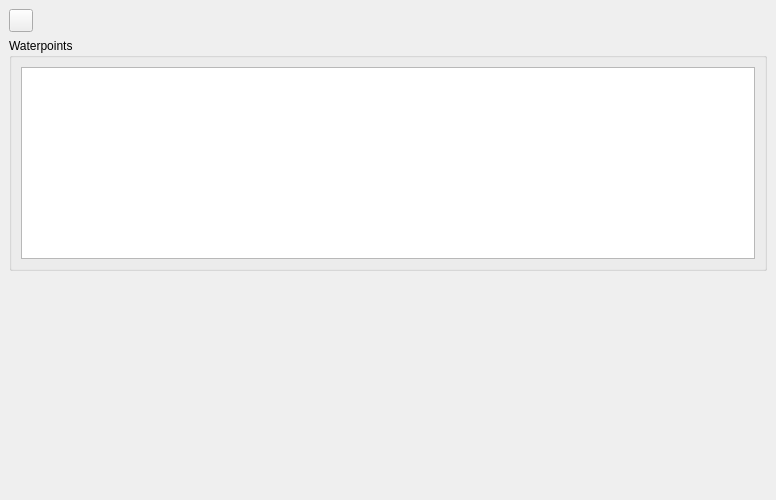
The window that mlapp/src/views/waterpoint_view/waterpoint_view_base.ui (Trailmarker/paddock-power) describes before a commit, drawn with Qt 5.
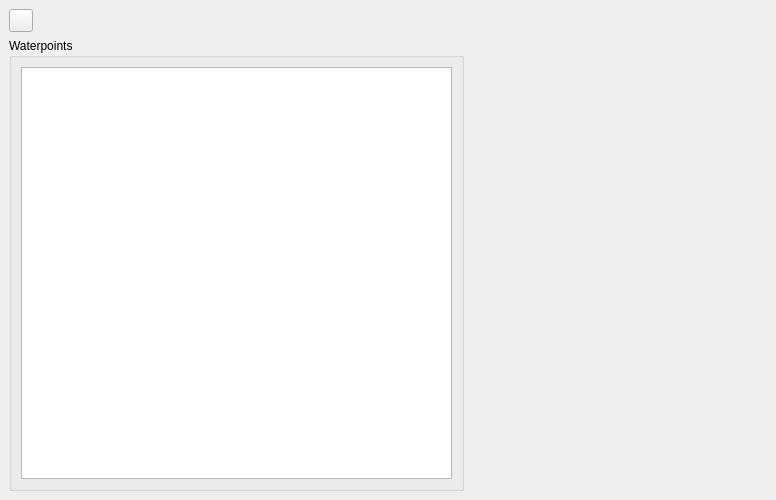
The same window after the commit. Icons and pictures are not drawn. Custom widgets are drawn as their Qt base class.

Commit message: made new Paddock analysis visible and tweaked views for a slightly better experience

```diff
--- a/mlapp/src/views/waterpoint_view/waterpoint_view_base.ui
+++ b/mlapp/src/views/waterpoint_view/waterpoint_view_base.ui
@@ -71,7 +71,7 @@
           </layout>
         </item>
         <item>
-          <layout class="QHBoxLayout" name="contentLayout" stretch="1,3,1">
+     <layout class="QHBoxLayout" name="contentLayout" stretch="3,2">
             <property name="topMargin">
               <number>0</number>
             </property>
@@ -93,20 +93,23 @@
                 </layout>
               </widget>
             </item>
-          </layout>
-        </item>
         <item>
-          <spacer name="verticalSpacer">
+       <spacer name="horizontalSpacer">
             <property name="orientation">
-              <enum>Qt::Vertical</enum>
+         <enum>Qt::Horizontal</enum>
+        </property>
+        <property name="sizeType">
+         <enum>QSizePolicy::MinimumExpanding</enum>
             </property>
             <property name="sizeHint" stdset="0">
               <size>
-                <width>0</width>
-                <height>0</height>
+          <width>300</width>
+          <height>20</height>
               </size>
             </property>
           </spacer>
+      </item>
+     </layout>
         </item>
       </layout>
     </widget>
```
Lines whose indentation alone changed are shown as unchanged. The commit also changes 15 other files.
